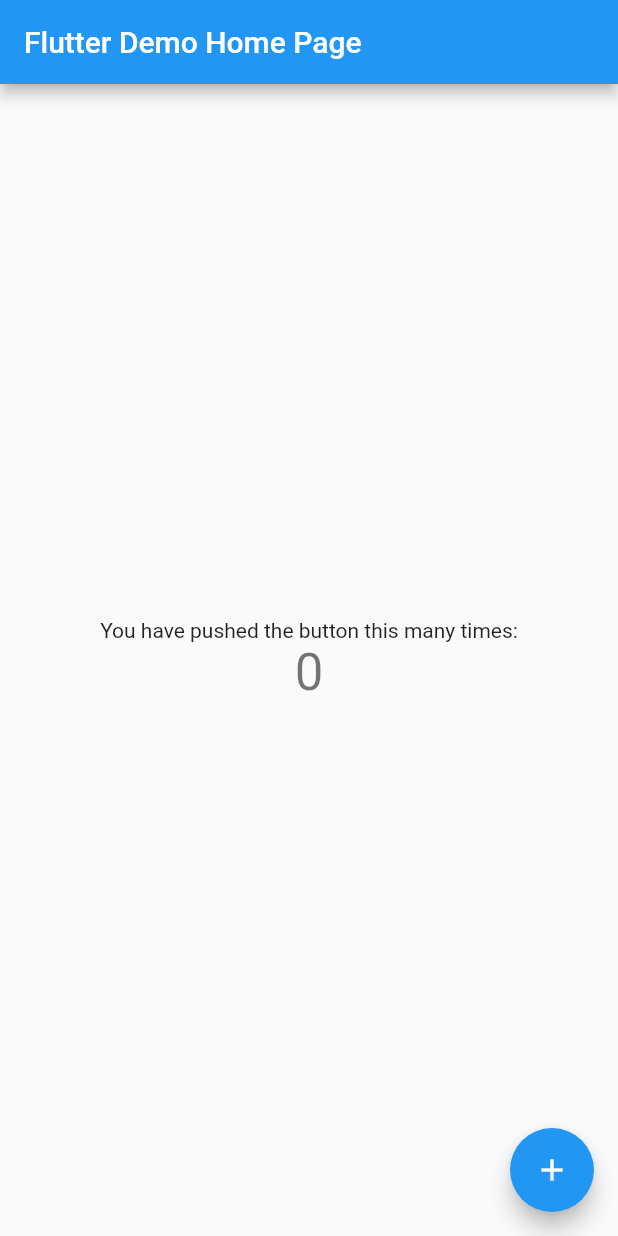
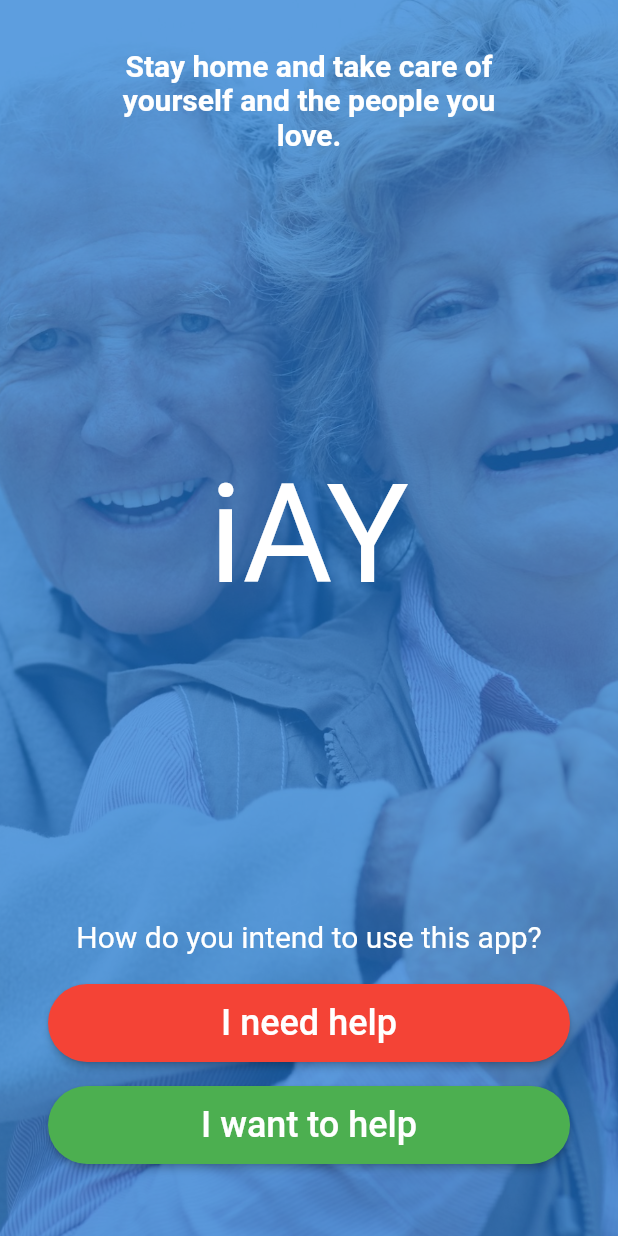
Before and after one commit to carlosarantes/iaidyou, a Flutter app: the screen it shows after launch, on a phone screen of 412 x 824 dp. Run offline on Flutter 3.47's test engine with Material 2 defaults, Android fonts, the phone set to English and light mode, and no system bars.

Commit message:
login flow

```diff
--- a/lib/main.dart
+++ b/lib/main.dart
@@ -1,111 +1,28 @@
 import 'package:flutter/material.dart';
+import 'package:iaidyou/screens/login.dart';
 
-void main() => runApp(MyApp());
+void main() => runApp(IAidYou());
 
-class MyApp extends StatelessWidget {
-  // This widget is the root of your application.
+class IAidYou extends StatelessWidget {
   @override
   Widget build(BuildContext context) {
     return MaterialApp(
-      title: 'Flutter Demo',
+      title: "iAidYou",
+      debugShowCheckedModeBanner: false,
       theme: ThemeData(
-        // This is the theme of your application.
-        //
-        // Try running your application with "flutter run". You'll see the
-        // application has a blue toolbar. Then, without quitting the app, try
-        // changing the primarySwatch below to Colors.green and then invoke
-        // "hot reload" (press "r" in the console where you ran "flutter run",
-        // or simply save your changes to "hot reload" in a Flutter IDE).
-        // Notice that the counter didn't reset back to zero; the application
-        // is not restarted.
-        primarySwatch: Colors.blue,
+        textSelectionColor: Colors.blue[300],
+        cursorColor: Colors.blue[500],
+        canvasColor: Colors.grey[50],
+        primaryColorLight: Colors.blue[100],
+        primaryColor: Colors.blue[500],
+        primaryColorDark: Colors.blue[700],
+        accentColor: Colors.blueAccent[200],
+        buttonTheme: ButtonThemeData(
+          buttonColor: Colors.blueAccent[200],
+          textTheme: ButtonTextTheme.primary,
+        ),
       ),
-      home: MyHomePage(title: 'Flutter Demo Home Page'),
+      home: Login(),
     );
   }
 }
-
-class MyHomePage extends StatefulWidget {
-  MyHomePage({Key key, this.title}) : super(key: key);
-
-  // This widget is the home page of your application. It is stateful, meaning
-  // that it has a State object (defined below) that contains fields that affect
-  // how it looks.
-
-  // This class is the configuration for the state. It holds the values (in this
-  // case the title) provided by the parent (in this case the App widget) and
-  // used by the build method of the State. Fields in a Widget subclass are
-  // always marked "final".
-
-  final String title;
-
-  @override
-  _MyHomePageState createState() => _MyHomePageState();
-}
-
-class _MyHomePageState extends State<MyHomePage> {
-  int _counter = 0;
-
-  void _incrementCounter() {
-    setState(() {
-      // This call to setState tells the Flutter framework that something has
-      // changed in this State, which causes it to rerun the build method below
-      // so that the display can reflect the updated values. If we changed
-      // _counter without calling setState(), then the build method would not be
-      // called again, and so nothing would appear to happen.
-      _counter++;
-    });
-  }
-
-  @override
-  Widget build(BuildContext context) {
-    // This method is rerun every time setState is called, for instance as done
-    // by the _incrementCounter method above.
-    //
-    // The Flutter framework has been optimized to make rerunning build methods
-    // fast, so that you can just rebuild anything that needs updating rather
-    // than having to individually change instances of widgets.
-    return Scaffold(
-      appBar: AppBar(
-        // Here we take the value from the MyHomePage object that was created by
-        // the App.build method, and use it to set our appbar title.
-        title: Text(widget.title),
-      ),
-      body: Center(
-        // Center is a layout widget. It takes a single child and positions it
-        // in the middle of the parent.
-        child: Column(
-          // Column is also a layout widget. It takes a list of children and
-          // arranges them vertically. By default, it sizes itself to fit its
-          // children horizontally, and tries to be as tall as its parent.
-          //
-          // Invoke "debug painting" (press "p" in the console, choose the
-          // "Toggle Debug Paint" action from the Flutter Inspector in Android
-          // Studio, or the "Toggle Debug Paint" command in Visual Studio Code)
-          // to see the wireframe for each widget.
-          //
-          // Column has various properties to control how it sizes itself and
-          // how it positions its children. Here we use mainAxisAlignment to
-          // center the children vertically; the main axis here is the vertical
-          // axis because Columns are vertical (the cross axis would be
-          // horizontal).
-          mainAxisAlignment: MainAxisAlignment.center,
-          children: <Widget>[
-            Text(
-              'You have pushed the button this many times:',
-            ),
-            Text(
-              '$_counter',
-              style: Theme.of(context).textTheme.display1,
-            ),
-          ],
-        ),
-      ),
-      floatingActionButton: FloatingActionButton(
-        onPressed: _incrementCounter,
-        tooltip: 'Increment',
-        child: Icon(Icons.add),
-      ), // This trailing comma makes auto-formatting nicer for build methods.
-    );
-  }
-}
--- /dev/null
+++ b/lib/model/user.dart
@@ -0,0 +1,15 @@
+class User {
+
+  int id;
+  String name;
+  String phone;
+  String userType; /* ELDER, YOUNGER */
+  String address;
+
+  User();
+
+  @override
+  String toString() {
+    return 'ID: ${id} - Name: ${name}, phone: ${phone}, userType: ${userType}, address: ${address}';
+  }
+}
--- /dev/null
+++ b/lib/screens/ask_help.dart
@@ -0,0 +1,24 @@
+import 'package:flutter/material.dart';
+
+class AskHelp extends StatelessWidget {
+  @override
+  Widget build(BuildContext context) {
+
+    return Scaffold(
+            appBar: AppBar( title:  Text("Ask For Help"), ),
+            body: Container(
+
+
+                  child: Column(
+                    children: <Widget>[
+
+                    ],
+                  ),
+
+
+
+            ),
+          );
+  }
+
+}
--- /dev/null
+++ b/lib/screens/login.dart
@@ -0,0 +1,144 @@
+import 'package:flutter/material.dart';
+import 'package:iaidyou/model/user.dart';
+import 'package:iaidyou/screens/phone_verification.dart';
+import 'package:iaidyou/styles/font_sizes_elderly.dart';
+
+class Login extends StatelessWidget {
+
+  final User user = User();
+
+  void goToPhoneVerification(BuildContext context, String userType){
+    user.userType = userType;
+
+
+    Navigator.of(context).push(  MaterialPageRoute(builder: (context) => PhoneVerification(user: user,) ) );
+  }
+
+  @override
+  Widget build(BuildContext context) {
+
+    final double screenWidth = MediaQuery.of(context).size.width;
+
+    return Scaffold(
+
+     body:
+      Container(
+        width: screenWidth,
+              decoration: BoxDecoration(
+                image: DecorationImage(
+                  image: AssetImage('assets/images/elder.png'),
+                  fit: BoxFit.cover
+                ),
+              ),
+
+
+              child: Container(
+                width: screenWidth,
+                color: Colors.blue[700].withOpacity(0.7),
+                child:
+
+
+                  SafeArea(
+                    child:
+
+
+                    Column(
+                      children: <Widget>[
+                        Container(
+                          width: screenWidth * 0.65,
+                          margin: EdgeInsets.only(top: 32),
+                          child: Text('Stay home and take care of yourself and the people you love.',
+                              textAlign: TextAlign.center,
+                              style: TextStyle(
+                                color: Colors.white,
+                                fontWeight: FontWeight.bold
+                              ).merge(FontSizesElderly.text),
+
+                          ),
+                        ),
+
+
+                        Expanded(
+                          flex: 1,
+                          child: Column(
+                            crossAxisAlignment: CrossAxisAlignment.center,
+                            mainAxisAlignment: MainAxisAlignment.center,
+                            children: <Widget>[
+                                Text('iAY', style: TextStyle( color: Colors.white, fontSize: 92 ),
+                                textAlign: TextAlign.center,),
+                              ],
+                          ),
+                        ),
+
+
+
+
+
+
+                        Text('How do you intend to use this app?',
+                              textAlign: TextAlign.center,
+                              style: TextStyle(
+                                color: Colors.white,
+                              ).merge( FontSizesElderly.text ),
+                          ),
+                        SizedBox(height: 20,),
+
+                        MaterialButton(
+                          onPressed: () {
+                            goToPhoneVerification(context, 'ELDER');
+                            // Navigator.of(context).push(  MaterialPageRoute(builder: (context) => Registration() )  );
+                          },
+                          child: Text('I need help',
+                                        style: FontSizesElderly.labelButton, ),
+                          color: Colors.red,
+                          minWidth: screenWidth-64,
+                          padding: EdgeInsets.all(12),
+                          shape: RoundedRectangleBorder(
+                              borderRadius: BorderRadius.circular(32.0),
+                          ),
+                        ),
+
+                        SizedBox(height: 16,),
+
+                        MaterialButton(
+                          onPressed: () {
+                            goToPhoneVerification(context, 'YOUNGER');
+                            // Navigator.of(context).push(  MaterialPageRoute(builder: (context) => Registration() )  );
+                          },
+                          child: Text('I want to help',
+                                        style: FontSizesElderly.labelButton,),
+                          color: Colors.green,
+                          minWidth: screenWidth-64,
+                          padding: EdgeInsets.all(12),
+                          shape: RoundedRectangleBorder(
+                              borderRadius: BorderRadius.circular(32.0),
+                          ),
+                        ),
+
+                        SizedBox(height: 48,),
+
+
+                      ],
+                    ),
+
+
+  ),
+
+
+
+
+
+
+
+
+
+
+
+
+
+              ),
+
+      ),
+      );
+  }
+}
--- /dev/null
+++ b/lib/styles/font_sizes_elderly.dart
@@ -0,0 +1,11 @@
+import 'package:flutter/widgets.dart';
+
+class FontSizesElderly {
+
+  static TextStyle labelButton = TextStyle( fontSize: 24  );
+  static TextStyle text = TextStyle( fontSize: 20 );
+  static TextStyle title = TextStyle( fontSize: 24 );
+  static TextStyle textInput  = TextStyle( fontSize: 20 );
+  static TextStyle placeholder = TextStyle( fontSize: 48 );
+
+}
--- a/pubspec.yaml
+++ b/pubspec.yaml
@@ -41,8 +41,8 @@ flutter:
   uses-material-design: true
 
   # To add assets to your application, add an assets section, like this:
-  # assets:
-  #  - images/a_dot_burr.jpeg
+  assets:
+    - assets/images/elder.png
   #  - images/a_dot_ham.jpeg
 
   # An image asset can refer to one or more resolution-specific "variants", see
```
Also changed, not shown: lib/screens/main_elderly.dart (added, +56 -0 lines), lib/screens/main_younger.dart (added, +25 -0 lines), lib/screens/phone_verification.dart (added, +96 -0 lines), lib/screens/registration.dart (added, +130 -0 lines), lib/styles/font_sizes_younger.dart (added, +11 -0 lines), assets/images/elder.png (added), lib/model/help.dart (added), 1 other file.
